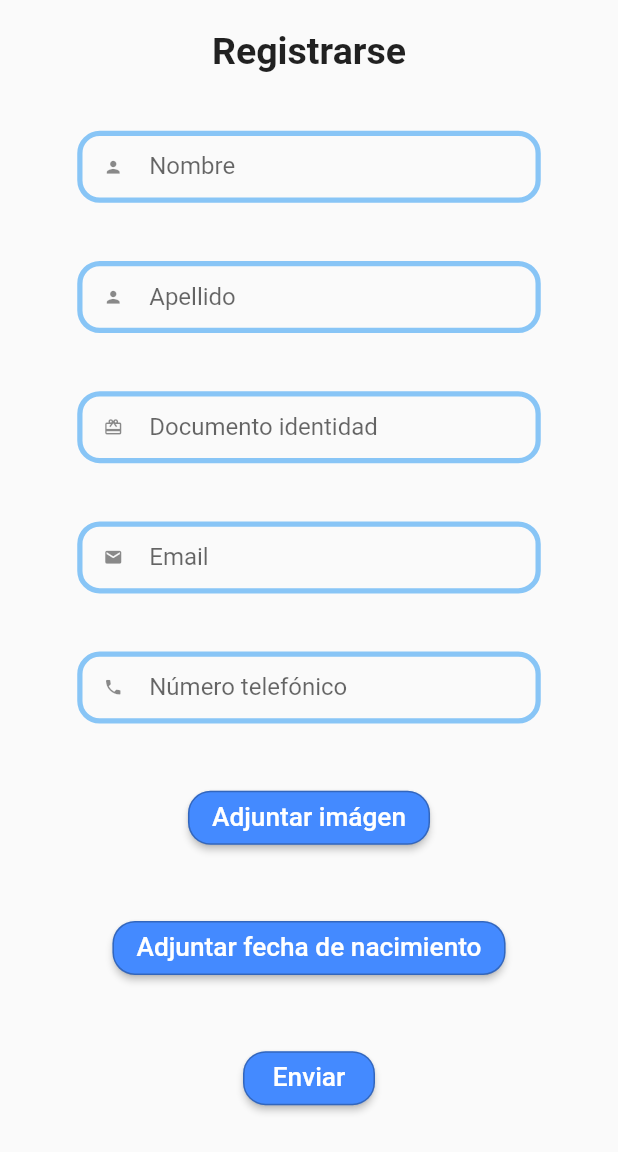
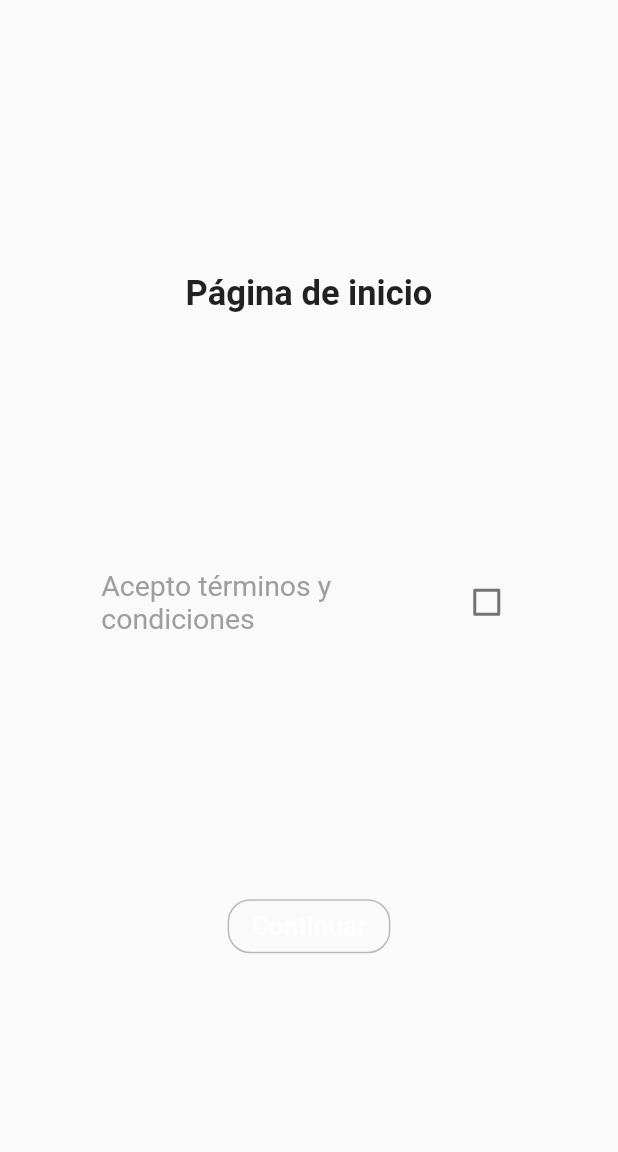
Before and after one commit to jhoncke2/users_registration, a Flutter app: the screen it shows after launch, on a phone screen of 412 x 824 dp. Shown: the top 1152 px of the screen. Run offline on Flutter 3.47's test engine with Material 2 defaults, Android fonts, the phone set to English and light mode, and no system bars; our stand-ins replace bloc, dartz, equatable, flutter_bloc, get_it, image_picker.

Commit message:
Agregada la página de inicio

```diff
--- /dev/null
+++ b/lib/core/presentation/widgets/general_button.dart
@@ -0,0 +1,41 @@
+import 'package:flutter/material.dart';
+class GeneralButton extends StatelessWidget {
+  final String text;
+  final Function onPressed;
+  const GeneralButton({
+    @required this.text,
+    @required this.onPressed,
+    Key key
+  }) : super(key: key);
+
+  @override
+  Widget build(BuildContext context) {
+    return MaterialButton(
+      color: Colors.blueAccent,
+      shape: _createBtnShape(),
+      child: _createButtonText(),
+      onPressed: this.onPressed
+    );
+  }
+
+  ShapeBorder _createBtnShape(){
+    return RoundedRectangleBorder(
+      borderRadius: BorderRadius.circular(
+        15
+      ),
+      side: BorderSide(
+        color: Colors.black26
+      )
+    );
+  }
+
+  Widget _createButtonText(){
+    return Text(
+      this.text,
+      style: TextStyle(
+        color: Colors.white,
+        fontSize: 17.5
+      ),
+    );
+  }
+}
--- /dev/null
+++ b/lib/features/intro/presentation/pages/intro_page.dart
@@ -0,0 +1,78 @@
+import 'package:flutter/material.dart';
+import 'package:registro_usuarios/core/presentation/widgets/general_button.dart';
+import 'package:registro_usuarios/features/registration/presentation/page/register_page.dart';
+class IntroPage extends StatefulWidget {
+  static const ROUTE = 'intro';
+  @override
+  _IntroPageState createState() => _IntroPageState();
+}
+
+class _IntroPageState extends State<IntroPage> {
+  bool terminosYCondicionesAceptados = false;
+
+  @override
+  Widget build(BuildContext context) {
+    return Scaffold(
+       body: SafeArea(
+         child: Center(
+           child: Container(
+             height: MediaQuery.of(context).size.height * 0.75,
+             child: Column(
+               mainAxisAlignment: MainAxisAlignment.spaceAround,
+               children: [
+                 _createTitle(),
+                 _createTerminosCheckBox(),
+                 _createContinueButton()
+               ],
+             ),
+           ),
+         ),
+       ),
+    );
+  }
+
+  Widget _createTitle(){
+    return Text(
+      'Página de inicio',
+      style: TextStyle(
+        fontSize: 23,
+        fontWeight: FontWeight.bold
+      ),
+    );
+  }
+
+  Widget _createTerminosCheckBox(){
+    return Container(
+      width: MediaQuery.of(context).size.width * 0.75,
+      margin: EdgeInsets.symmetric(vertical: 5),
+      child: CheckboxListTile(
+        title: Text(
+          'Acepto términos y condiciones',
+          style: TextStyle(
+            color: terminosYCondicionesAceptados? Colors.blueAccent: Colors.grey,
+            fontSize: 19
+          ),
+        ),
+        value: terminosYCondicionesAceptados,
+        onChanged: (bool isSelected){
+           setState((){
+             terminosYCondicionesAceptados = isSelected;
+          });
+        }
+      ),
+    );
+  }
+
+  Widget _createContinueButton(){
+    return GeneralButton(
+      text: 'Continuar',
+      onPressed: (this.terminosYCondicionesAceptados)?
+        _continue
+        : null
+    );
+  }
+
+  void _continue(){
+    Navigator.of(context).pushReplacementNamed(RegisterPage.ROUTE);
+  }
+}
--- a/lib/features/registration/presentation/page/register_page.dart
+++ b/lib/features/registration/presentation/page/register_page.dart
@@ -3,10 +3,12 @@ import 'package:flutter/material.dart';
 import 'package:flutter_bloc/flutter_bloc.dart';
 import 'package:image_picker/image_picker.dart';
 import 'package:registro_usuarios/features/registration/presentation/bloc/registration_bloc.dart';
+import 'package:registro_usuarios/features/registration/presentation/widgets/registration_form.dart';
 import '../../../../dependencies_injection.dart';
 
 // ignore: must_be_immutable
 class RegisterPage extends StatefulWidget {
+  static const ROUTE = 'register';
   final ImagePicker picker = ImagePicker();
   TextEditingController nameController;
   TextEditingController lastNameController;
@@ -53,7 +55,7 @@ class _RegisterPageState extends State<RegisterPage> {
                     return _createMessageWidget(state.message, Colors.redAccent, Colors.white);
                   }
                   else
-                    return _createFormComponents();
+                    return RegistrationForm();
                 },
               ),
             ),
--- a/lib/main.dart
+++ b/lib/main.dart
@@ -1,6 +1,7 @@
 import 'package:flutter/material.dart';
+import 'package:registro_usuarios/features/intro/presentation/pages/intro_page.dart';
+import 'package:registro_usuarios/dependencies_injection.dart' as dI;
 import 'package:registro_usuarios/features/registration/presentation/page/register_page.dart';
-import 'package:registro_usuarios/dependencies_injection.dart' as dI;
 
 void main(){
   dI.init();
@@ -13,7 +14,11 @@ class MyApp extends StatelessWidget {
     return MaterialApp(
       debugShowCheckedModeBanner: false,
       title: 'Material App',
-      home: RegisterPage(),
+      routes: {
+        IntroPage.ROUTE: (_)=>IntroPage(),
+        RegisterPage.ROUTE: (_)=>RegisterPage()
+      },
+      home: IntroPage(),
     );
   }
 }
```
Also changed, not shown: lib/features/registration/presentation/widgets/adjuntar_foto_dialog.dart (deleted, +0 -136 lines), lib/features/registration/presentation/widgets/registration_form.dart (added, +181 -0 lines).
